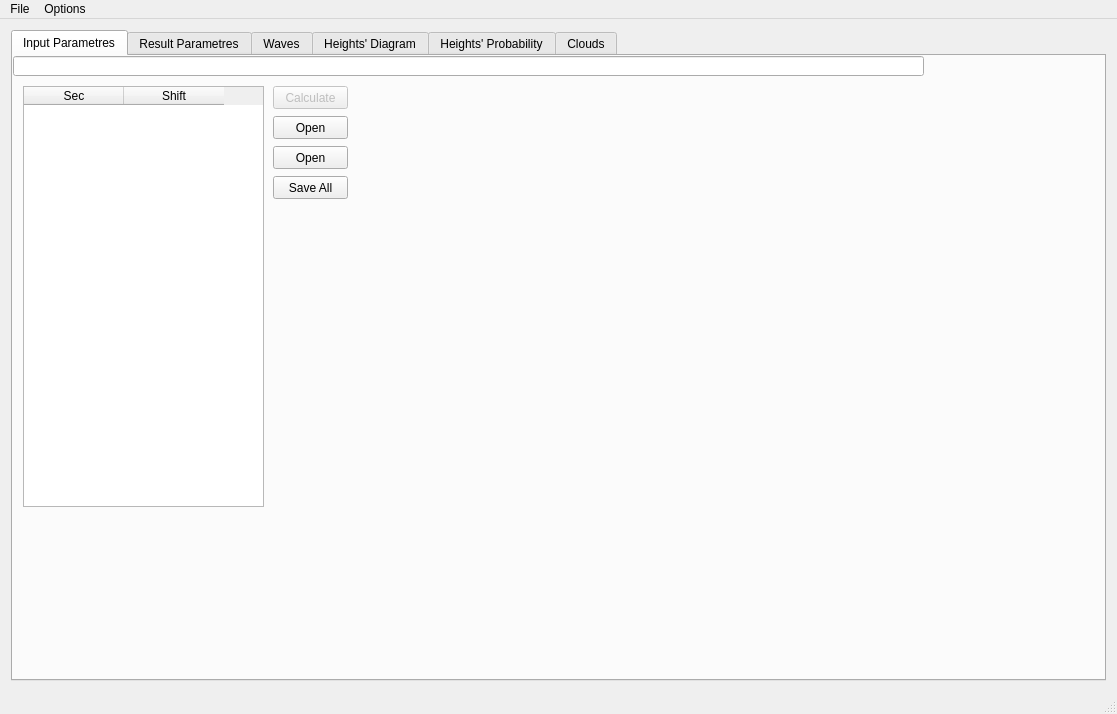
barinova/CrossingWaves, file mainwindow.ui: the form before one commit.
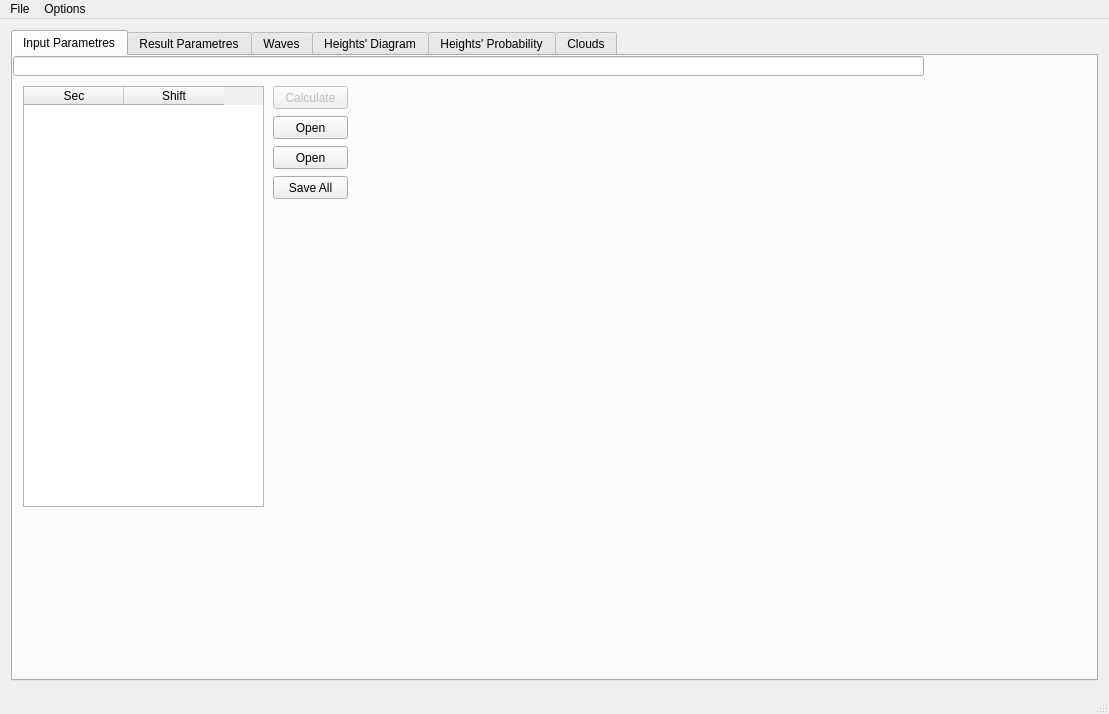
The form after the commit.

The edit to the form file:
```diff
--- a/mainwindow.ui
+++ b/mainwindow.ui
@@ -6,7 +6,7 @@
    <rect>
     <x>0</x>
     <y>0</y>
-    <width>1117</width>
+    <width>1109</width>
     <height>714</height>
    </rect>
   </property>
@@ -1202,7 +1202,7 @@
     <rect>
      <x>0</x>
      <y>0</y>
-     <width>1117</width>
+     <width>1109</width>
      <height>21</height>
     </rect>
    </property>
```
Left out of the diff: 35 changed lines with no effect on the pictures.
